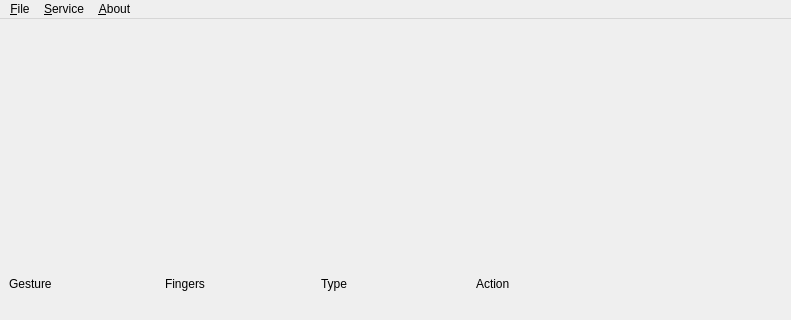
Before: the Qt Designer form libinput_gestures_qt/main_window.ui in OneAdder/libinput_gestures_qt, drawn with Qt 5; both pictures show x 0 to 791 and y 0 to 320 of the 791 by 598 pixel window.
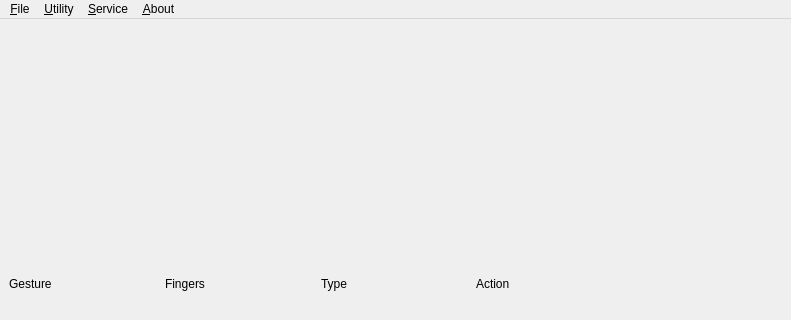
After: the same form once the commit is applied.

Commit message: New controls (not working yet)

What changed in the file:
```diff
--- a/libinput_gestures_qt/main_window.ui
+++ b/libinput_gestures_qt/main_window.ui
@@ -103,7 +103,16 @@
     <addaction name="actionDefaults_KDE_Plasma"/>
     <addaction name="actionLicense"/>
    </widget>
+   <widget class="QMenu" name="menuUtility">
+    <property name="title">
+     <string>&amp;Utility</string>
+    </property>
+    <addaction name="actionRun"/>
+    <addaction name="actionKill"/>
+    <addaction name="actionSet_to_autostart"/>
+   </widget>
    <addaction name="menuFile"/>
+   <addaction name="menuUtility"/>
    <addaction name="menuService"/>
    <addaction name="menuAbout"/>
   </widget>
```
Left out of the diff: 17 changed lines with no effect on the pictures. The commit also changes 1 other file.
